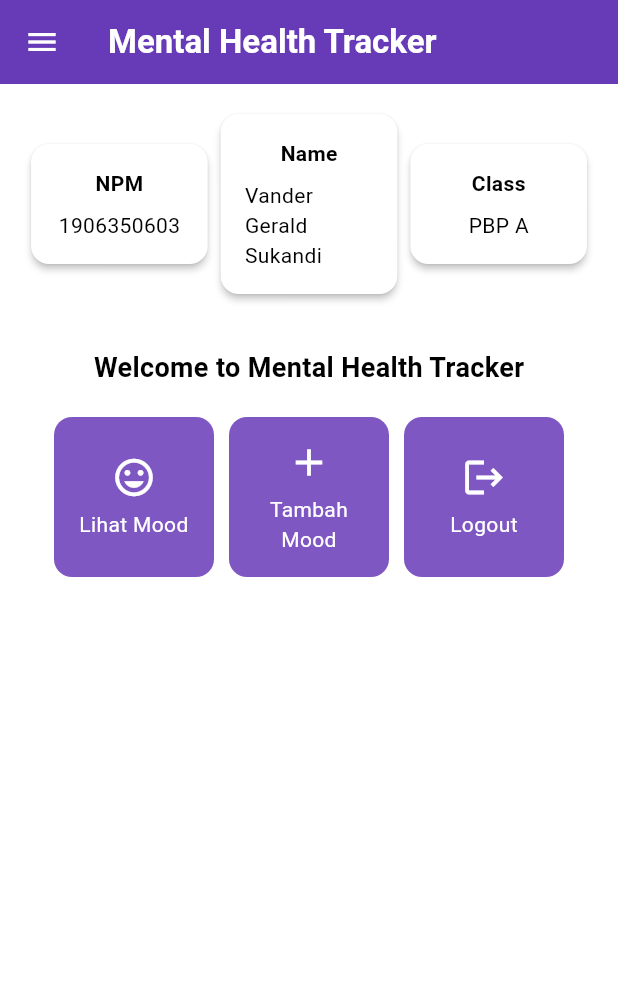
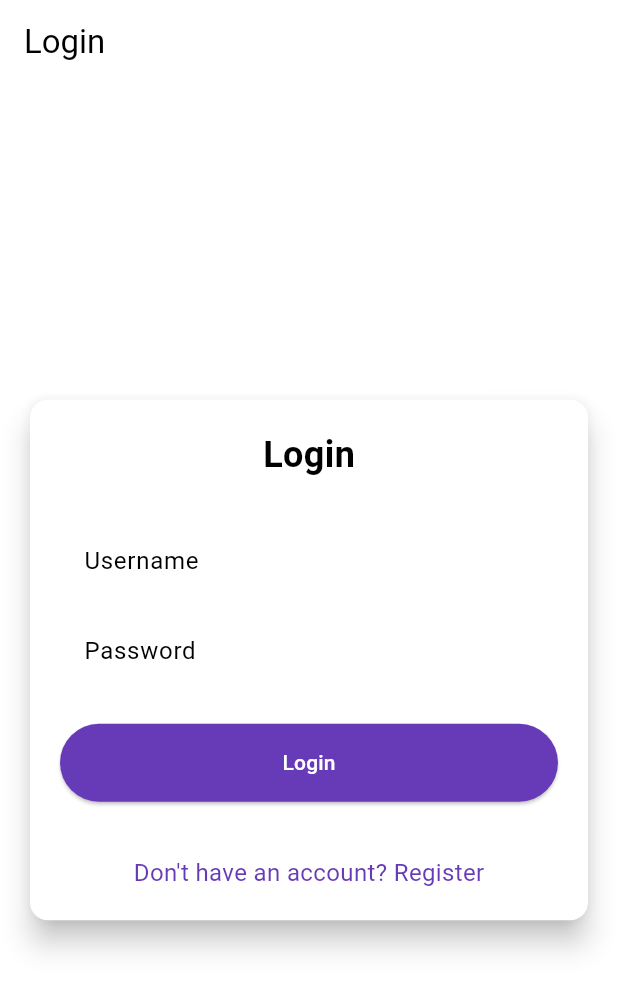
Before and after one commit to additionalSass/mental-health-tracker-mobile-, a Flutter app: the screen it shows after launch, on a phone screen of 412 x 824 dp. Shown: the top 991 px of the screen. Run offline on Flutter 3.47's test engine with Material 3 defaults, Android fonts, the phone set to English and light mode, and no system bars; missing offline and left inert: pbp_django_auth.

Commit message:
tutorial 7

```diff
--- a/lib/main.dart
+++ b/lib/main.dart
@@ -1,4 +1,6 @@
-import 'package:mental_health_tracker/screens/menu.dart';
+import 'package:pbp_django_auth/pbp_django_auth.dart';
+import 'package:provider/provider.dart';
+import 'package:mental_health_tracker/screens/login.dart';
 import 'package:flutter/material.dart';
 
 void main() {
@@ -11,7 +13,12 @@ class MyApp extends StatelessWidget {
   // This widget is the root of your application.
   @override
   Widget build(BuildContext context) {
-    return MaterialApp(
+    return Provider(
+      create: (_) {
+        CookieRequest request = CookieRequest();
+        return request;
+      },
+      child: MaterialApp(
         title: 'Flutter Demo',
         theme: ThemeData(
           // This is the theme of your application.
@@ -33,7 +40,8 @@ class MyApp extends StatelessWidget {
             primarySwatch: Colors.deepPurple,
           ).copyWith(secondary: Colors.deepPurple[400]),
         ),
-      home: MyHomePage(),
+        home: const LoginPage(),
+      ),
     );
   }
 }
--- /dev/null
+++ b/lib/screens/login.dart
@@ -0,0 +1,179 @@
+import 'package:mental_health_tracker/screens/menu.dart';
+import 'package:mental_health_tracker/screens/register.dart';
+import 'package:flutter/material.dart';
+import 'package:pbp_django_auth/pbp_django_auth.dart';
+import 'package:provider/provider.dart';
+
+void main() {
+  runApp(const LoginApp());
+}
+
+class LoginApp extends StatelessWidget {
+  const LoginApp({super.key});
+
+  @override
+  Widget build(BuildContext context) {
+    return MaterialApp(
+      title: 'Login',
+      theme: ThemeData(
+        useMaterial3: true,
+        colorScheme: ColorScheme.fromSwatch(
+          primarySwatch: Colors.deepPurple,
+        ).copyWith(secondary: Colors.deepPurple[400]),
+      ),
+      home: const LoginPage(),
+    );
+  }
+}
+
+class LoginPage extends StatefulWidget {
+  const LoginPage({super.key});
+
+  @override
+  State<LoginPage> createState() => _LoginPageState();
+}
+
+class _LoginPageState extends State<LoginPage> {
+  final TextEditingController _usernameController = TextEditingController();
+  final TextEditingController _passwordController = TextEditingController();
+
+  @override
+  Widget build(BuildContext context) {
+    final request = context.watch<CookieRequest>();
+
+    return Scaffold(
+      appBar: AppBar(
+        title: const Text('Login'),
+      ),
+      body: Center(
+        child: SingleChildScrollView(
+          padding: const EdgeInsets.all(16.0),
+          child: Card(
+            elevation: 8,
+            shape: RoundedRectangleBorder(
+              borderRadius: BorderRadius.circular(12.0),
+            ),
+            child: Padding(
+              padding: const EdgeInsets.all(20.0),
+              child: Column(
+                mainAxisSize: MainAxisSize.min,
+                children: [
+                  const Text(
+                    'Login',
+                    style: TextStyle(
+                      fontSize: 24.0,
+                      fontWeight: FontWeight.bold,
+                    ),
+                  ),
+                  const SizedBox(height: 30.0),
+                  TextField(
+                    controller: _usernameController,
+                    decoration: const InputDecoration(
+                      labelText: 'Username',
+                      hintText: 'Enter your username',
+                      border: OutlineInputBorder(
+                        borderRadius: BorderRadius.all(Radius.circular(12.0)),
+                      ),
+                      contentPadding:
+                          EdgeInsets.symmetric(horizontal: 12.0, vertical: 8.0),
+                    ),
+                  ),
+                  const SizedBox(height: 12.0),
+                  TextField(
+                    controller: _passwordController,
+                    decoration: const InputDecoration(
+                      labelText: 'Password',
+                      hintText: 'Enter your password',
+                      border: OutlineInputBorder(
+                        borderRadius: BorderRadius.all(Radius.circular(12.0)),
+                      ),
+                      contentPadding:
+                          EdgeInsets.symmetric(horizontal: 12.0, vertical: 8.0),
+                    ),
+                    obscureText: true,
+                  ),
+                  const SizedBox(height: 24.0),
+                  ElevatedButton(
+                    onPressed: () async {
+                      String username = _usernameController.text;
+                      String password = _passwordController.text;
+
+                      // Cek kredensial
+                      // gunakan URL http://10.0.2.2/
+                      final response = await request
+                          .login("http://127.0.0.1:8000/auth/login/", {
+                        'username': username,
+                        'password': password,
+                      });
+
+                      if (request.loggedIn) {
+                        String message = response['message'];
+                        String uname = response['username'];
+                        if (context.mounted) {
+                          Navigator.pushReplacement(
+                            context,
+                            MaterialPageRoute(
+                                builder: (context) => MyHomePage()),
+                          );
+                          ScaffoldMessenger.of(context)
+                            ..hideCurrentSnackBar()
+                            ..showSnackBar(
+                              SnackBar(
+                                  content:
+                                      Text("$message Selamat datang, $uname.")),
+                            );
+                        }
+                      } else {
+                        if (context.mounted) {
+                          showDialog(
+                            context: context,
+                            builder: (context) => AlertDialog(
+                              title: const Text('Login Gagal'),
+                              content: Text(response['message']),
+                              actions: [
+                                TextButton(
+                                  child: const Text('OK'),
+                                  onPressed: () {
+                                    Navigator.pop(context);
+                                  },
+                                ),
+                              ],
+                            ),
+                          );
+                        }
+                      }
+                    },
+                    style: ElevatedButton.styleFrom(
+                      foregroundColor: Colors.white,
+                      minimumSize: const Size(double.infinity, 50),
+                      backgroundColor: Theme.of(context).colorScheme.primary,
+                      padding: const EdgeInsets.symmetric(vertical: 16.0),
+                    ),
+                    child: const Text('Login'),
+                  ),
+                  const SizedBox(height: 36.0),
+                  GestureDetector(
+                    onTap: () {
+                      Navigator.push(
+                        context,
+                        MaterialPageRoute(
+                            builder: (context) => const RegisterPage()),
+                      );
+                    },
+                    child: Text(
+                      'Don\'t have an account? Register',
+                      style: TextStyle(
+                        color: Theme.of(context).colorScheme.primary,
+                        fontSize: 16.0,
+                      ),
+                    ),
+                  ),
+                ],
+              ),
+            ),
+          ),
+        ),
+      ),
+    );
+  }
+}
--- a/lib/screens/menu.dart
+++ b/lib/screens/menu.dart
@@ -30,7 +30,7 @@ class MyHomePage extends StatelessWidget {
         ),
         // Warna latar belakang AppBar diambil dari skema warna tema aplikasi.
         backgroundColor: Theme.of(context).colorScheme.primary,
-        iconTheme: IconThemeData(color: Colors.white),
+        iconTheme: const IconThemeData(color: Colors.white),
       ),
       drawer: const LeftDrawer(),
       // Body halaman dengan padding di sekelilingnya.
--- a/pubspec.yaml
+++ b/pubspec.yaml
@@ -35,6 +35,9 @@ dependencies:
   # The following adds the Cupertino Icons font to your application.
   # Use with the CupertinoIcons class for iOS style icons.
   cupertino_icons: ^1.0.8
+  provider: ^6.1.2
+  pbp_django_auth: ^0.4.0
+  http: ^1.2.2
 
 dev_dependencies:
   flutter_test:
```
Also changed, not shown: lib/models/mood_entry.dart (added, +64 -0 lines), lib/screens/list_moodentry.dart (added, +89 -0 lines), lib/screens/moodentry_form.dart (+34 -28 lines), lib/screens/register.dart (added, +165 -0 lines), lib/widgets/left_drawer.dart (+13 -1 lines), lib/widgets/mood_card.dart (+33 -1 lines), pubspec.lock, 2 other files. Lines whose indentation alone changed are shown as unchanged.
